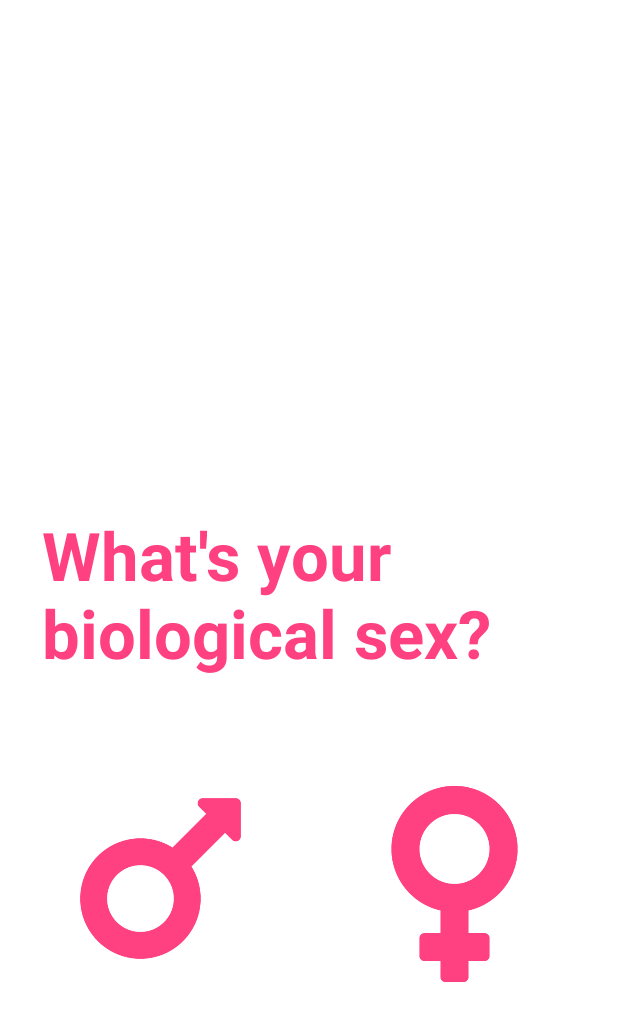
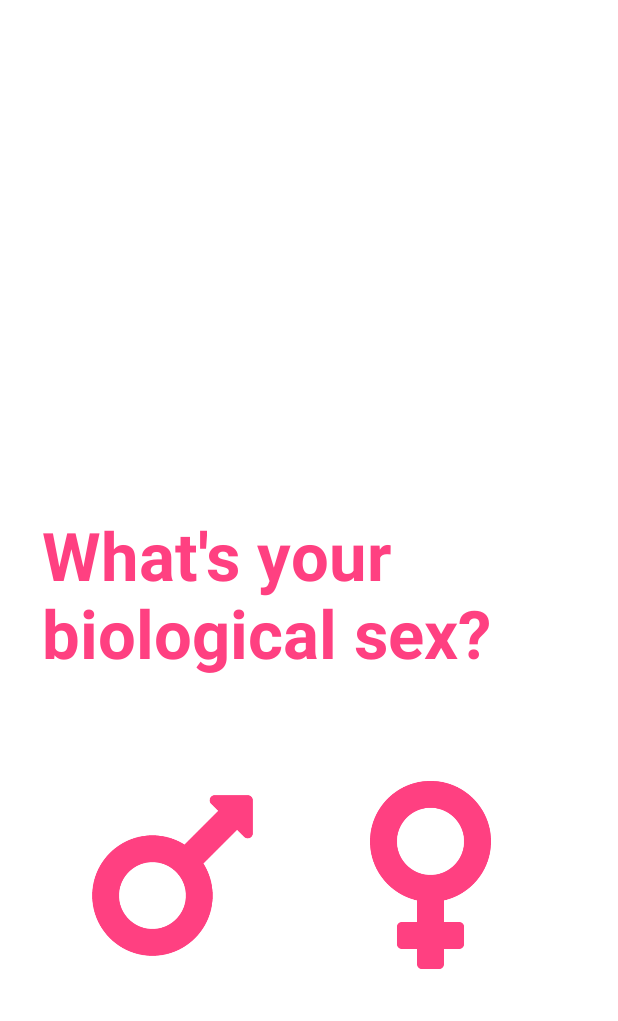
Before and after one commit to XiPu99/hack-duke-2018, an Android app: the GenderPickerActivity screen opened directly, with no data from a screen before it, on a phone screen of 412 x 824 dp. Shown: the top 1021 px of the screen. Run offline under Robolectric (Android 15) with nearby library versions, the phone set to English and light mode, and no system bars.

Commit message:
add ripple effect for gender icon

```diff
--- a/app/src/main/java/somethingmonkey/hackduke/GenderPickerActivity.java
+++ b/app/src/main/java/somethingmonkey/hackduke/GenderPickerActivity.java
@@ -24,7 +24,6 @@
         nextButton = findViewById(R.id.next_button);
         maleIcon = findViewById(R.id.maleIcon);
         femaleIcon = findViewById(R.id.femaleIcon);
-//        nextButton.hide();
     }
 
     @Override
--- /dev/null
+++ b/app/src/main/res/drawable/ripple.xml
@@ -0,0 +1,21 @@
+<?xml version="1.0" encoding="utf-8"?>
+<ripple xmlns:android="http://schemas.android.com/apk/res/android"
+        android:color="?android:colorControlHighlight"
+        android:exitFadeDuration="@android:integer/config_shortAnimTime">
+    <!-- Use this to define the shape of the ripple effect (rectangle, oval, ring or line). The color specified here isn't used anyway -->
+    <item android:id="@android:id/mask">
+        <shape android:shape="rectangle">
+            <corners android:radius="10dp"/>
+            <!-- This color is needed to be set - doesn't affect anything -->
+            <solid android:color="@color/colorAccent"/>
+        </shape>
+    </item>
+    <!-- This is the background for your button -->
+    <item>
+        <!-- Use the shape you want here -->
+        <shape android:shape="rectangle">
+            <!-- Use the solid tag to define the background color you want -->
+            <solid android:color="@android:color/transparent"/>
+        </shape>
+    </item>
+</ripple>
--- a/app/src/main/res/layout/gender.xml
+++ b/app/src/main/res/layout/gender.xml
@@ -57,30 +57,27 @@
         android:layout_width="142dp"
         android:layout_height="139dp"
         android:layout_marginBottom="8dp"
-        android:layout_marginEnd="8dp"
-        android:layout_marginStart="36dp"
+        android:layout_marginStart="44dp"
         android:layout_marginTop="40dp"
         android:adjustViewBounds="false"
-        android:background="?attr/selectableItemBackgroundBorderless"
+        android:background="@drawable/ripple"
         android:clickable="true"
         android:onClick="onClickMaleIcon"
         android:src="@drawable/m_nonselect"
         android:tint="@color/colorAccent"
         app:layout_constraintBottom_toBottomOf="parent"
-        app:layout_constraintEnd_toStartOf="@+id/femaleIcon"
-        app:layout_constraintHorizontal_bias="0.0"
         app:layout_constraintStart_toStartOf="parent"
         app:layout_constraintTop_toBottomOf="@+id/textView"
-        app:layout_constraintVertical_bias="0.13"/>
+        app:layout_constraintVertical_bias="0.119"/>
 
     <ImageView
         android:id="@+id/femaleIcon"
         android:layout_width="146dp"
-        android:layout_height="149dp"
+        android:layout_height="140dp"
         android:layout_marginBottom="8dp"
-        android:layout_marginEnd="36dp"
+        android:layout_marginEnd="52dp"
         android:layout_marginTop="36dp"
-        android:background="?attr/selectableItemBackground"
+        android:background="@drawable/ripple"
         android:clickable="true"
         android:onClick="onClickFemaleIcon"
         android:src="@drawable/f_nonselect"
@@ -88,7 +85,7 @@
         app:layout_constraintBottom_toBottomOf="parent"
         app:layout_constraintEnd_toEndOf="parent"
         app:layout_constraintTop_toBottomOf="@+id/textView"
-        app:layout_constraintVertical_bias="0.151"/>
+        app:layout_constraintVertical_bias="0.133"/>
 
 
 </android.support.constraint.ConstraintLayout>
```
